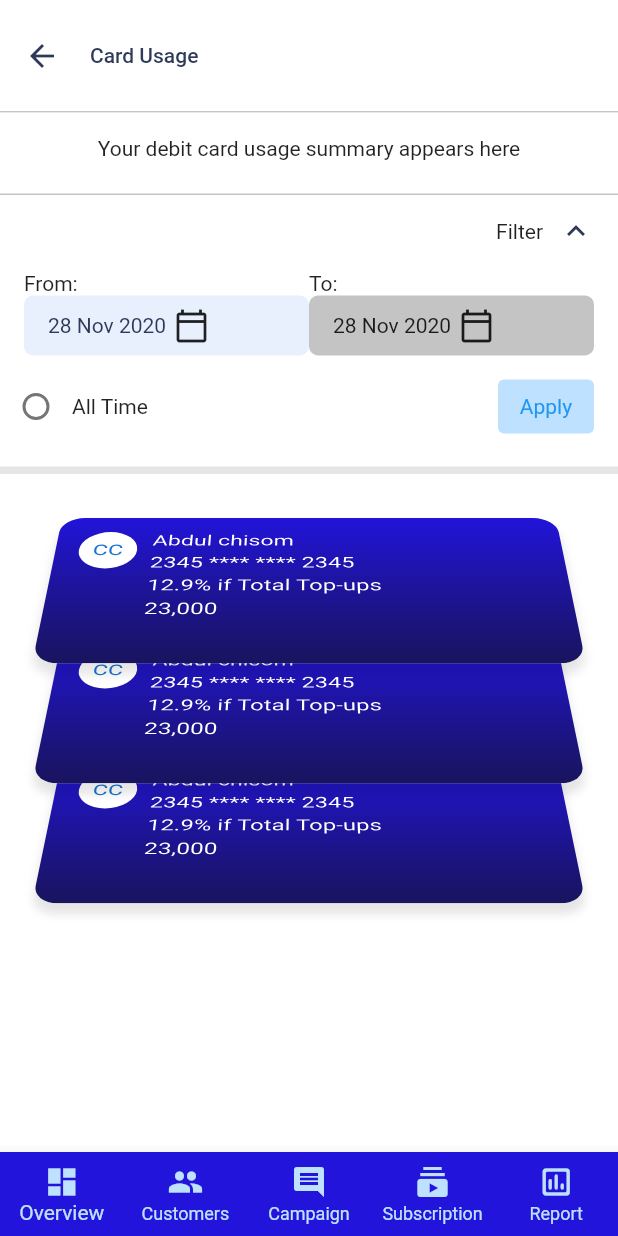
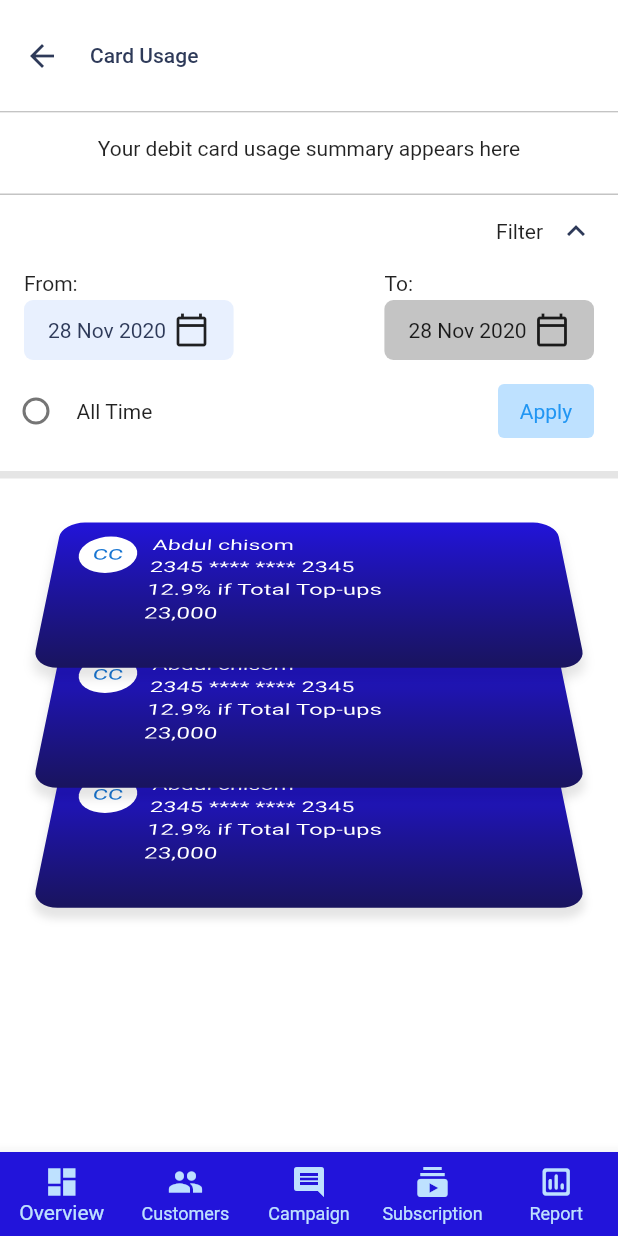
Before and after one commit to toykam/task_1, a Flutter app: the screen it shows after launch, on a phone screen of 412 x 824 dp. Run offline on Flutter 3.47's test engine with Material 2 defaults, Android fonts, the phone set to English and light mode, and no system bars.

Commit message:
initial commit

```diff
--- a/lib/frontend/screen/card_usage.dart
+++ b/lib/frontend/screen/card_usage.dart
@@ -4,6 +4,8 @@ import 'dart:math';
 
 import 'package:flutter/material.dart';
 import 'package:task_1/frontend/screen/subscription_screen.dart';
+import 'package:task_1/frontend/widgets/HeightSpace.dart';
+import 'package:task_1/frontend/widgets/bottom_nav_bar.dart';
 import 'package:task_1/frontend/widgets/credit_card.dart';
 import 'package:task_1/frontend/widgets/horizontal_line.dart';
 
@@ -39,10 +41,7 @@ class _CardUsageState extends State<CardUsage> {
                   ],
                 ),
               ),
-              Container(
-                height: 1, color: Color(0xffC4C4C4),
-              ),
-
+              HorizontalLine(),
               Container(
                 padding: const EdgeInsets.symmetric(vertical: 16),
                 color: Colors.white,
@@ -50,10 +49,11 @@ class _CardUsageState extends State<CardUsage> {
                   children: [
                     Container(
                       alignment: Alignment.center,
-                        child: Text('Your debit card usage summary appears here', textAlign: TextAlign.center,)),
-                    SizedBox(height: 22,),
+                      child: Text('Your debit card usage summary appears here', textAlign: TextAlign.center,)
+                    ),
+                    ColumnSpace(22),
                     HorizontalLine(),
-                    SizedBox(height: 12,),
+                    ColumnSpace(12),
                     Container(
                       padding: const EdgeInsets.symmetric(horizontal: 16),
                       alignment: Alignment.centerRight,
@@ -66,19 +66,18 @@ class _CardUsageState extends State<CardUsage> {
                         ],
                       ),
                     ),
-                    SizedBox(height: 15,),
+                    ColumnSpace(15),
                     Container(
                       padding: const EdgeInsets.symmetric(horizontal: 16),
                       child: Row(
                         mainAxisAlignment: MainAxisAlignment.spaceBetween,
                         children: [
-                          Expanded(
-                            child: Container(
+                          Container(
                             child: Column(
                               crossAxisAlignment: CrossAxisAlignment.start,
                               children: [
                                 Text('From:'),
-                                  SizedBox(width: 5,),
+                                ColumnSpace(3),
                                 Container(
                                   padding: const EdgeInsets.symmetric(vertical: 8, horizontal: 16),
                                   decoration: BoxDecoration(
@@ -96,14 +95,13 @@ class _CardUsageState extends State<CardUsage> {
                               ],
                             ),
                           ),
-                          ),
-                          Expanded(
-                            child: Container(
+                          RowSpace(5),
+                          Container(
                             child: Column(
                               crossAxisAlignment: CrossAxisAlignment.start,
                               children: [
                                 Text('To:'),
-                                  SizedBox(width: 5,),
+                                ColumnSpace(3),
                                 Container(
                                   padding: const EdgeInsets.symmetric(vertical: 8, horizontal: 16),
                                   decoration: BoxDecoration(
@@ -120,12 +118,11 @@ class _CardUsageState extends State<CardUsage> {
                                 )
                               ],
                             ),
-                            ),
                           )
                         ],
                       ),
                     ),
-                    SizedBox(height: 10,),
+                    ColumnSpace(10),
                     Container(
                       padding: const EdgeInsets.fromLTRB(0, 0, 16, 0),
                       child: Row(
@@ -135,6 +132,7 @@ class _CardUsageState extends State<CardUsage> {
                             child: Row(
                               children: [
                                 Radio(value: false, groupValue: 0, onChanged: (val) {}),
+                                RowSpace(3),
                                 Text('All Time')
                               ],
                             ),
@@ -204,42 +202,7 @@ class _CardUsageState extends State<CardUsage> {
 
           ),
         ),
-        bottomNavigationBar: BottomNavigationBar(
-          currentIndex: 0,
-          selectedFontSize: 14,
-          type: BottomNavigationBarType.fixed,
-          selectedIconTheme: IconThemeData(
-            color: Color(0xffBEE1FF)
-          ),
-          unselectedIconTheme: IconThemeData(
-            color: Color(0xffBEE1FF)
-          ),
-          backgroundColor: Color(0xff2214DA),
-          unselectedItemColor: Color(0xffBEE1FF),
-          selectedItemColor: Color(0xffBEE1FF),
-          items: [
-            BottomNavigationBarItem(
-              label: "Overview",
-              icon: Icon(Icons.dashboard),
-            ),
-            BottomNavigationBarItem(
-              label: "Customers",
-              icon: Icon(Icons.people),
-            ),
-            BottomNavigationBarItem(
-              label: "Campaign",
-              icon: Icon(Icons.comment),
-            ),
-            BottomNavigationBarItem(
-              label: "Subscription",
-              icon: Icon(Icons.subscriptions),
-            ),
-            BottomNavigationBarItem(
-              label: "Report",
-              icon: Icon(Icons.insert_chart_outlined_rounded),
-            ),
-          ],
-        ),
+        bottomNavigationBar: BottomNavBar(selected: 0,),
       ),
     );
   }
--- /dev/null
+++ b/lib/frontend/widgets/bottom_nav_bar.dart
@@ -0,0 +1,45 @@
+import 'package:flutter/material.dart';
+
+class BottomNavBar extends StatelessWidget {
+  BottomNavBar({Key key, this.selected}) : super(key: key);
+  int selected = 0;
+  @override
+  Widget build(BuildContext context) {
+    return BottomNavigationBar(
+      currentIndex: selected,
+      selectedFontSize: 14,
+      type: BottomNavigationBarType.fixed,
+      selectedIconTheme: IconThemeData(
+          color: Color(0xffBEE1FF)
+      ),
+      unselectedIconTheme: IconThemeData(
+          color: Color(0xffBEE1FF)
+      ),
+      backgroundColor: Color(0xff2214DA),
+      unselectedItemColor: Color(0xffBEE1FF),
+      selectedItemColor: Color(0xffBEE1FF),
+      items: [
+        BottomNavigationBarItem(
+          label: "Overview",
+          icon: Icon(Icons.dashboard),
+        ),
+        BottomNavigationBarItem(
+          label: "Customers",
+          icon: Icon(Icons.people),
+        ),
+        BottomNavigationBarItem(
+          label: "Campaign",
+          icon: Icon(Icons.comment),
+        ),
+        BottomNavigationBarItem(
+          label: "Subscription",
+          icon: Icon(Icons.subscriptions),
+        ),
+        BottomNavigationBarItem(
+          label: "Report",
+          icon: Icon(Icons.insert_chart_outlined_rounded),
+        ),
+      ],
+    );
+  }
+}
--- a/lib/frontend/widgets/credit_card.dart
+++ b/lib/frontend/widgets/credit_card.dart
@@ -1,4 +1,5 @@
 import 'package:flutter/material.dart';
+import 'package:task_1/utils/styles/colors.dart';
 
 class CreditCard extends StatelessWidget {
   CreditCard({Key key}) : super(key: key);
@@ -12,7 +13,7 @@ class CreditCard extends StatelessWidget {
       padding: const EdgeInsets.all(16),
       decoration: BoxDecoration(
         gradient: LinearGradient(
-          colors: [Color(0xff2214DA), Color(0xff19145E), Color(0xffAAAAAA)],
+          colors: [primaryColor, Color(0xff19145E), Color(0xffAAAAAA)],
           begin: Alignment.topCenter, end: Alignment.bottomCenter,
           stops: [0, 100, 100]
         ),
--- a/lib/utils/styles/colors.dart
+++ b/lib/utils/styles/colors.dart
@@ -1,3 +1,5 @@
 import 'package:flutter/cupertino.dart';
 
 const primaryColor = Color(0xff2214DA);
+
+const textColor = Color(0xff252733);
```
Also changed, not shown: lib/frontend/screen/subscription_screen.dart (+32 -32 lines), lib/frontend/widgets/HeightSpace.dart (added, +19 -0 lines). Lines whose indentation alone changed are shown as unchanged.
